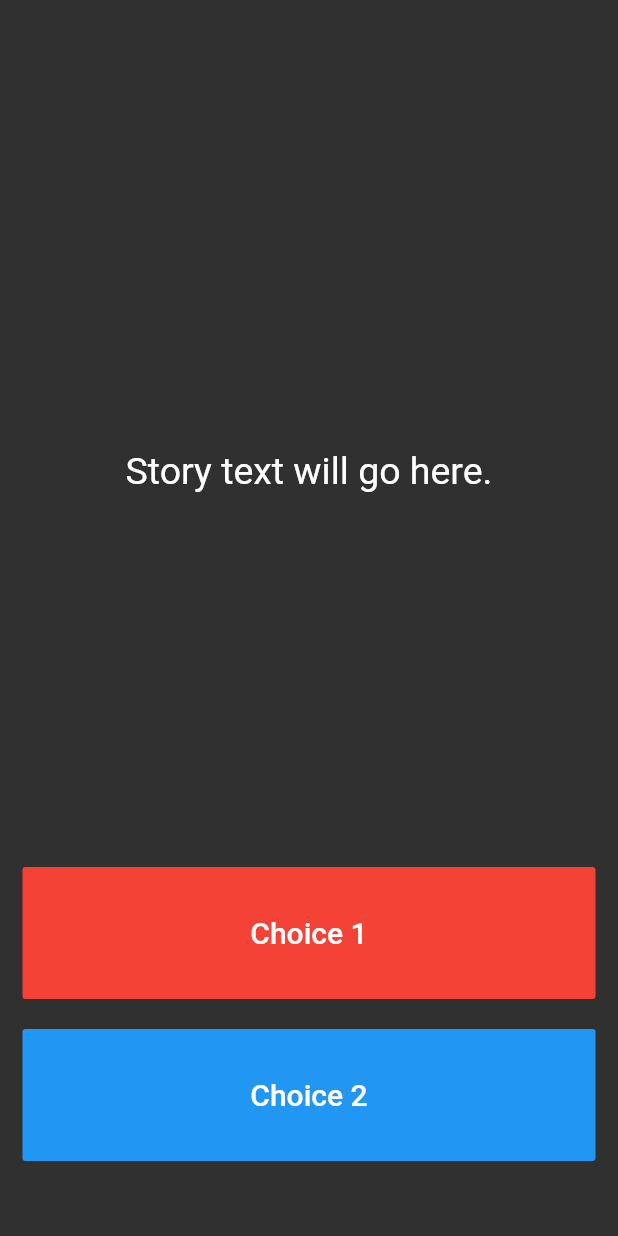
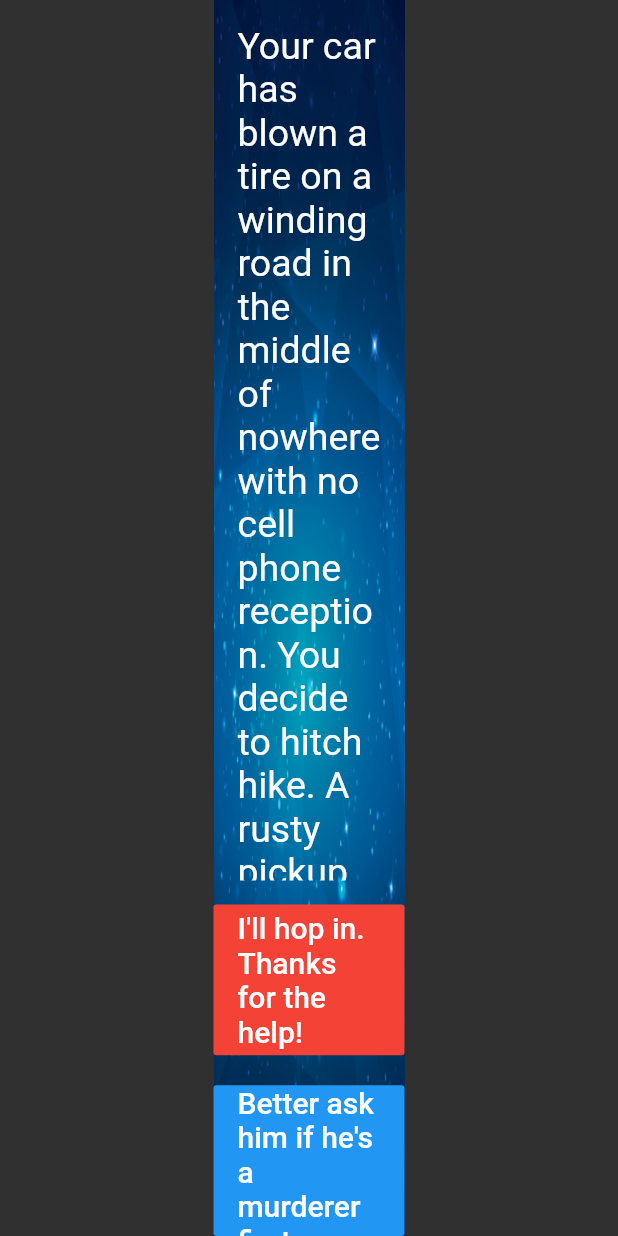
Before and after one commit to RoTour/flutter-portfolio, a Flutter app: the screen it shows after launch, on a phone screen of 412 x 824 dp. Run offline on Flutter 3.47's test engine with Material 2 defaults, Android fonts, the phone set to English and light mode, and no system bars; our stand-ins replace audioplayers, rflutter_alert; missing offline and left inert: dart:js.

Commit message:
Boss challenge N°2 completed

```diff
--- a/destini-challenge-starting/lib/main.dart
+++ b/destini-challenge-starting/lib/main.dart
@@ -1,6 +1,5 @@
+import 'package:destini_challenge_starting/story_brain.dart';
 import 'package:flutter/material.dart';
-
-//TODO: Step 15 - Run the app and see if you can see the screen update with the first story. Delete this TODO if it looks as you expected.
 
 void main() => runApp(Destini());
 
@@ -13,7 +12,7 @@
   }
 }
 
-//TODO: Step 9 - Create a new storyBrain object from the StoryBrain class.
+StoryBrain storyBrain = StoryBrain();
 
 class StoryPage extends StatefulWidget {
   _StoryPageState createState() => _StoryPageState();
@@ -24,21 +23,32 @@
   Widget build(BuildContext context) {
     return Scaffold(
       body: Container(
-        //TODO: Step 1 - Add background.png to this Container as a background image.
-        padding: EdgeInsets.symmetric(vertical: 50.0, horizontal: 15.0),
+        padding: EdgeInsets.symmetric(vertical: 0.0, horizontal: 15.0),
         constraints: BoxConstraints.expand(),
         child: SafeArea(
+          child: Row(
+            children: [
+              Expanded(child: Container()),
+              Expanded(
+                child: Container(
+                  decoration: BoxDecoration(
+                    image: DecorationImage(
+                        image: AssetImage('images/background.png'),
+                        fit: BoxFit.fill),
+                  ),
                   child: Column(
                     crossAxisAlignment: CrossAxisAlignment.stretch,
                     children: <Widget>[
                       Expanded(
                         flex: 12,
                         child: Center(
+                          child: Padding(
+                            padding: const EdgeInsets.all(16.0),
                             child: Text(
-                    //TODO: Step 10 - use the storyBrain to get the first story title and display it in this Text Widget.
-                    'Story text will go here.',
+                              storyBrain.getStory(),
                               style: TextStyle(
                                 fontSize: 25.0,
+                              ),
                             ),
                           ),
                         ),
@@ -48,12 +58,13 @@
                         child: FlatButton(
                           onPressed: () {
                             //Choice 1 made by user.
-                    //TODO: Step 18 - Call the nextStory() method from storyBrain and pass the number 1 as the choice made by the user.
+                            setState(() {
+                              storyBrain.nextStory(1);
+                            });
                           },
                           color: Colors.red,
                           child: Text(
-                    //TODO: Step 13 - Use the storyBrain to get the text for choice 1.
-                    'Choice 1',
+                            storyBrain.getChoice1(),
                             style: TextStyle(
                               fontSize: 20.0,
                             ),
@@ -65,19 +76,21 @@
                       ),
                       Expanded(
                         flex: 2,
-                //TODO: Step 26 - Use a Flutter Visibility Widget to wrap this FlatButton.
-                //TODO: Step 28 - Set the "visible" property of the Visibility Widget to equal the output from the buttonShouldBeVisible() method in the storyBrain.
+                        child: Visibility(
+                          visible: storyBrain.buttonShouldBeVisible(),
                           child: FlatButton(
                             onPressed: () {
                               //Choice 2 made by user.
-                    //TODO: Step 19 - Call the nextStory() method from storyBrain and pass the number 2 as the choice made by the user.
+                              setState(() {
+                                storyBrain.nextStory(2);
+                              });
                             },
                             color: Colors.blue,
                             child: Text(
-                    //TODO: Step 14 - Use the storyBrain to get the text for choice 2.
-                    'Choice 2',
+                              storyBrain.getChoice2(),
                               style: TextStyle(
                                 fontSize: 20.0,
+                              ),
                             ),
                           ),
                         ),
@@ -86,10 +99,11 @@
                   ),
                 ),
               ),
+              Expanded(child: Container()),
+            ],
+          ),
+        ),
+      ),
     );
   }
 }
-
-//TODO: Step 24 - Run the app and try to figure out what code you need to add to this file to make the story change when you press on the choice buttons.
-
-//TODO: Step 29 - Run the app and test it against the Story Outline to make sure you've completed all the steps. The code for the completed app can be found here: https://github.com/londonappbrewery/destini-challenge-completed/
```
Also changed, not shown: destini-challenge-starting/lib/story.dart (+6 -4 lines), destini-challenge-starting/lib/story_brain.dart (+69 -55 lines), 1 other file. Lines whose indentation alone changed are shown as unchanged.
